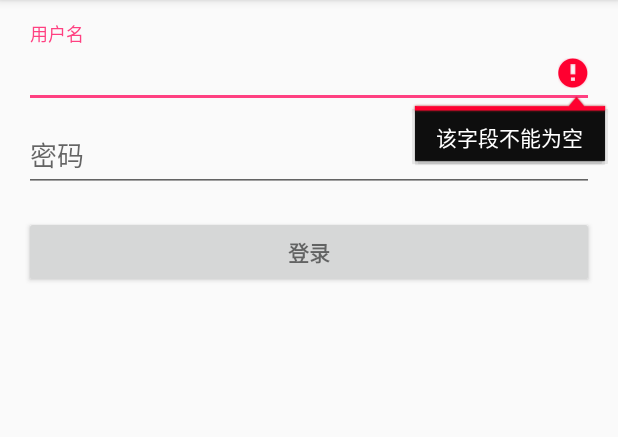
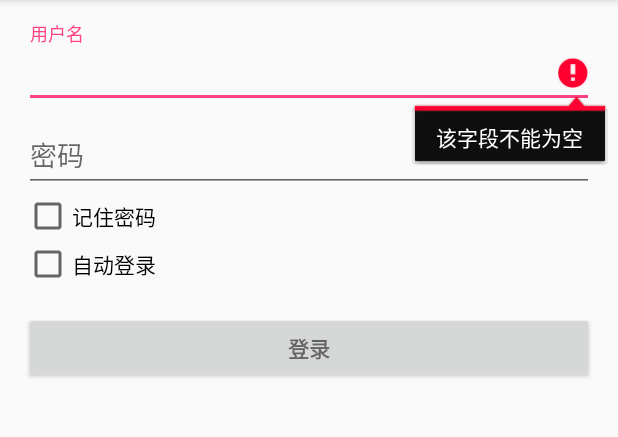
Before and after one commit to tiangles/storm, an Android app: the screen it shows after launch (LoginActivity), after a tap on "登录", on a phone screen of 412 x 824 dp, the part 84-521 px from its top. Run offline under Robolectric (Android 15) with nearby library versions, the phone set to English and light mode, and no system bars; our stand-ins replace ButterKnife; libraries missing offline, so code that uses them is left out: com.uuzuche.lib_zxing; 7 statements that could not run were skipped.

Commit message:
auto login

```diff
--- a/app/src/main/AndroidManifest.xml
+++ b/app/src/main/AndroidManifest.xml
@@ -1,5 +1,6 @@
 <?xml version="1.0" encoding="utf-8"?>
 <manifest xmlns:android="http://schemas.android.com/apk/res/android"
+    xmlns:tools="http://schemas.android.com/tools"
     package="com.tiangles.storm">
 
     <!-- To auto-complete the email text field in the login form with the user's emails -->
@@ -8,6 +9,8 @@
     <uses-permission android:name="android.permission.READ_CONTACTS" />
 
     <application
+        tools:replace = "android:name"
+        android:name="com.tiangles.storm.App"
         android:allowBackup="true"
         android:icon="@mipmap/ic_launcher"
         android:label="@string/app_name"
--- /dev/null
+++ b/app/src/main/java/com/tiangles/storm/App.java
@@ -0,0 +1,32 @@
+package com.tiangles.storm;
+
+import android.app.Application;
+import android.content.Context;
+import android.os.Handler;
+
+import com.uuzuche.lib_zxing.ZApplication;
+
+public class App extends ZApplication {
+
+    private static App instance;
+    private static Handler handler = new Handler();
+
+    @Override
+    public void onCreate() {
+        super.onCreate();
+        instance = this;
+    }
+
+    public static App getInstance() {
+        return instance;
+    }
+
+    public static Context getContext() {
+        return instance.getApplicationContext();
+    }
+
+    public static void runOnUiThread(Runnable runnable) {
+        handler.post(runnable);
+    }
+
+}
--- a/app/src/main/java/com/tiangles/storm/activities/LoginActivity.java
+++ b/app/src/main/java/com/tiangles/storm/activities/LoginActivity.java
@@ -3,45 +3,32 @@ package com.tiangles.storm.activities;
 import android.animation.Animator;
 import android.animation.AnimatorListenerAdapter;
 import android.annotation.TargetApi;
-import android.content.CursorLoader;
-import android.content.pm.PackageManager;
-import android.net.Uri;
-import android.support.annotation.NonNull;
-import android.support.design.widget.Snackbar;
 import android.support.v7.app.AppCompatActivity;
-import android.app.LoaderManager.LoaderCallbacks;
 
-import android.content.Loader;
-import android.database.Cursor;
 import android.os.AsyncTask;
 import android.content.Intent;
 
 import android.os.Build;
 import android.os.Bundle;
-import android.provider.ContactsContract;
 import android.text.TextUtils;
 import android.util.Log;
-import android.view.KeyEvent;
 import android.view.View;
-import android.view.View.OnClickListener;
 import android.view.inputmethod.EditorInfo;
-import android.widget.ArrayAdapter;
-import android.widget.AutoCompleteTextView;
-import android.widget.Button;
+import android.widget.CheckBox;
 import android.widget.EditText;
-import android.widget.TextView;
 
 import com.tiangles.storm.R;
+import com.tiangles.storm.user.User;
 
-import java.util.ArrayList;
-import java.util.List;
-
-import static android.Manifest.permission.READ_CONTACTS;
+import butterknife.BindView;
+import butterknife.ButterKnife;
+import butterknife.OnClick;
+import butterknife.OnEditorAction;
 
 /**
  * A login screen that offers login via username/password.
  */
-public class LoginActivity extends AppCompatActivity implements LoaderCallbacks<Cursor> {
+public class LoginActivity extends AppCompatActivity{
 
     /**
      * Id to identity READ_CONTACTS permission request.
@@ -61,121 +48,75 @@ public class LoginActivity extends AppCompatActivity implements LoaderCallbacks<
     private UserLoginTask mAuthTask = null;
 
     // UI references.
-    private AutoCompleteTextView mUserNameView;
-    private EditText mPasswordView;
-    private View mProgressView;
-    private View mLoginFormView;
+    @BindView(R.id.login_progress) View mProgressView;
+    @BindView(R.id.login_form) View mLoginFormView;
+
+    @BindView(R.id.login_user_name) EditText mUserNameEditor;
+    @BindView(R.id.login_password) EditText mPasswordEditor;
+    @BindView(R.id.login_remember_password) CheckBox mRememberPasswordBox;
+    @BindView(R.id.login_auto_login) CheckBox mAutoLoginBox;
 
     @Override
     protected void onCreate(Bundle savedInstanceState) {
         super.onCreate(savedInstanceState);
         setContentView(R.layout.activity_login);
-        // Set up the login form.
-        mUserNameView = (AutoCompleteTextView) findViewById(R.id.user_name);
-        populateAutoComplete();
+        ButterKnife.bind(this);
 
-        mPasswordView = (EditText) findViewById(R.id.password);
-        mPasswordView.setOnEditorActionListener(new TextView.OnEditorActionListener() {
-            @Override
-            public boolean onEditorAction(TextView textView, int id, KeyEvent keyEvent) {
-                if (id == R.id.login || id == EditorInfo.IME_NULL) {
-                    attemptLogin();
-                    return true;
-                }
-                return false;
-            }
-        });
-
-        Button signInButton = (Button) findViewById(R.id.email_sign_in_button);
-        signInButton.setOnClickListener(new OnClickListener() {
-            @Override
-            public void onClick(View view) {
-                attemptLogin();
-            }
-        });
-
-        mLoginFormView = findViewById(R.id.login_form);
-        mProgressView = findViewById(R.id.login_progress);
+        User user = User.loadUserInfo();
+        mUserNameEditor.setText(user.mUserName);
+        mPasswordEditor.setText(user.mPassword);
+        mRememberPasswordBox.setChecked(user.mRememberPassowrd);
+        mAutoLoginBox.setChecked(user.mAutoLogin);
+        if(user.mAutoLogin){
+            attemptLogin();
+        }
     }
 
-    private void populateAutoComplete() {
-        if (!mayRequestContacts()) {
-            return;
-        }
-
-        getLoaderManager().initLoader(0, null, this);
+    @OnClick(R.id.login_sign_in_button)
+    public void onSignIn(){
+        attemptLogin();
     }
 
-    private boolean mayRequestContacts() {
-        if (Build.VERSION.SDK_INT < Build.VERSION_CODES.M) {
+    @OnEditorAction(R.id.login_password)
+    public boolean onEditorAction(int id){
+        if (id == R.id.login_password_action || id == EditorInfo.IME_NULL) {
+            attemptLogin();
             return true;
-        }
-        if (checkSelfPermission(READ_CONTACTS) == PackageManager.PERMISSION_GRANTED) {
-            return true;
-        }
-        if (shouldShowRequestPermissionRationale(READ_CONTACTS)) {
-            Snackbar.make(mUserNameView, R.string.permission_rationale, Snackbar.LENGTH_INDEFINITE)
-                    .setAction(android.R.string.ok, new View.OnClickListener() {
-                        @Override
-                        @TargetApi(Build.VERSION_CODES.M)
-                        public void onClick(View v) {
-                            requestPermissions(new String[]{READ_CONTACTS}, REQUEST_READ_CONTACTS);
-                        }
-                    });
-        } else {
-            requestPermissions(new String[]{READ_CONTACTS}, REQUEST_READ_CONTACTS);
         }
         return false;
     }
 
-    /**
-     * Callback received when a permissions request has been completed.
-     */
-    @Override
-    public void onRequestPermissionsResult(int requestCode, @NonNull String[] permissions,
-                                           @NonNull int[] grantResults) {
-        if (requestCode == REQUEST_READ_CONTACTS) {
-            if (grantResults.length == 1 && grantResults[0] == PackageManager.PERMISSION_GRANTED) {
-                populateAutoComplete();
-            }
-        }
-    }
-
-
-    /**
-     * Attempts to sign in,
-     */
     private void attemptLogin() {
         if (mAuthTask != null) {
             return;
         }
 
         // Reset errors.
-        mUserNameView.setError(null);
-        mPasswordView.setError(null);
+        mUserNameEditor.setError(null);
+        mPasswordEditor.setError(null);
 
         // Store values at the time of the login attempt.
-        String signInUserName = mUserNameView.getText().toString();
-        String password = mPasswordView.getText().toString();
+        String signInUserName = mUserNameEditor.getText().toString();
+        String password = mPasswordEditor.getText().toString();
 
         boolean cancel = false;
         View focusView = null;
 
         // Check for a valid password, if the user entered one.
         if (!TextUtils.isEmpty(password) && !isPasswordValid(password)) {
-            mPasswordView.setError(getString(R.string.error_invalid_password));
-            focusView = mPasswordView;
+            mPasswordEditor.setError(getString(R.string.error_invalid_password));
+            focusView = mPasswordEditor;
             cancel = true;
         }
 
         // Check for a valid user name.
         if (TextUtils.isEmpty(signInUserName)) {
-            mUserNameView.setError(getString(R.string.error_field_required));
-            focusView = mUserNameView;
+            mUserNameEditor.setError(getString(R.string.error_field_required));
+            focusView = mUserNameEditor;
             cancel = true;
         } else if (!isUserNameValid(signInUserName)) {
-            mUserNameView.setError(getString(R.string.error_invalid_user_name));
-            focusView = mUserNameView;
+            mUserNameEditor.setError(getString(R.string.error_invalid_user_name));
+            focusView = mUserNameEditor;
             cancel = true;
         }
 
@@ -186,6 +127,11 @@ public class LoginActivity extends AppCompatActivity implements LoaderCallbacks<
         } else {
             // Show a progress spinner, and kick off a background task to
             // perform the user login attempt.
+            User.saveUserInfo(signInUserName,
+                    password,
+                    mRememberPasswordBox.isChecked(),
+                    mAutoLoginBox.isChecked());
+
             showProgress(true);
             mAuthTask = new UserLoginTask(signInUserName, password);
             mAuthTask.execute((Void) null);
@@ -236,60 +182,6 @@ public class LoginActivity extends AppCompatActivity implements LoaderCallbacks<
         }
     }
 
-    @Override
-    public Loader<Cursor> onCreateLoader(int i, Bundle bundle) {
-        return new CursorLoader(this,
-                // Retrieve data rows for the device user's 'profile' contact.
-                Uri.withAppendedPath(ContactsContract.Profile.CONTENT_URI,
-                        ContactsContract.Contacts.Data.CONTENT_DIRECTORY), ProfileQuery.PROJECTION,
-
-                // Select only email addresses.
-                ContactsContract.Contacts.Data.MIMETYPE +
-                        " = ?", new String[]{ContactsContract.CommonDataKinds.Email
-                .CONTENT_ITEM_TYPE},
-
-                // Show primary email addresses first. Note that there won't be
-                // a primary email address if the user hasn't specified one.
-                ContactsContract.Contacts.Data.IS_PRIMARY + " DESC");
-    }
-
-    @Override
-    public void onLoadFinished(Loader<Cursor> cursorLoader, Cursor cursor) {
-        List<String> userNames = new ArrayList<>();
-        cursor.moveToFirst();
-        while (!cursor.isAfterLast()) {
-            userNames.add(cursor.getString(ProfileQuery.ADDRESS));
-            cursor.moveToNext();
-        }
-
-        addUserNamesToAutoComplete(userNames);
-    }
-
-    @Override
-    public void onLoaderReset(Loader<Cursor> cursorLoader) {
-
-    }
-
-    private void addUserNamesToAutoComplete(List<String> userNameCollection) {
-        //Create adapter to tell the AutoCompleteTextView what to show in its dropdown list.
-        ArrayAdapter<String> adapter =
-                new ArrayAdapter<>(LoginActivity.this,
-                        android.R.layout.simple_dropdown_item_1line, userNameCollection);
-
-        mUserNameView.setAdapter(adapter);
-    }
-
-
-    private interface ProfileQuery {
-        String[] PROJECTION = {
-                ContactsContract.CommonDataKinds.Email.ADDRESS,
-                ContactsContract.CommonDataKinds.Email.IS_PRIMARY,
-        };
-
-        int ADDRESS = 0;
-        int IS_PRIMARY = 1;
-    }
-
     /**
      * Represents an asynchronous login/registration task used to authenticate
      * the user.
@@ -325,8 +217,8 @@ public class LoginActivity extends AppCompatActivity implements LoaderCallbacks<
             if (success) {
                 switchToMain();
             } else {
-                mPasswordView.setError(getString(R.string.error_incorrect_password));
-                mPasswordView.requestFocus();
+                mPasswordEditor.setError(getString(R.string.error_incorrect_password));
+                mPasswordEditor.requestFocus();
             }
         }
 
@@ -341,6 +233,7 @@ public class LoginActivity extends AppCompatActivity implements LoaderCallbacks<
         Intent intent = new Intent(this, MainActivity.class);
         startActivity(intent);
     }
+
     @Override
     protected void onActivityResult(int requestCode, int resultCode, Intent data) {
         super.onActivityResult(requestCode, resultCode, data);
--- /dev/null
+++ b/app/src/main/java/com/tiangles/storm/preference/PreferenceEngine.java
@@ -0,0 +1,69 @@
+package com.tiangles.storm.preference;
+
+import android.content.SharedPreferences;
+import android.preference.PreferenceManager;
+
+import com.tiangles.storm.App;
+
+public class PreferenceEngine {
+    private final String KEY_CURRENT_USER_NAME = "key_current_user_name";
+    private final String KEY_CURRENT_USER_PASSWORD = "key_current_user_password";
+    private final String KEY_AUTO_LOGIN = "key_auto_login";
+    private final String KEY_REMEMBER_PASSWORD = "key_remember_password";
+
+    private static PreferenceEngine mInstance;
+    private SharedPreferences mDefaultSharedPreference;
+
+    public static PreferenceEngine getInstance() {
+        if(mInstance == null) {
+            mInstance = new PreferenceEngine();
+        }
+        return mInstance;
+    }
+
+    private PreferenceEngine() {
+    }
+
+    private SharedPreferences getDefaultPreference() {
+        if(mDefaultSharedPreference == null) {
+            mDefaultSharedPreference = PreferenceManager.getDefaultSharedPreferences(App.getContext());
+        }
+        return mDefaultSharedPreference;
+    }
+
+    public void clear() {
+        getDefaultPreference().edit().clear().commit();
+    }
+
+    public void setUserName(String userName) {
+        getDefaultPreference().edit().putString(KEY_CURRENT_USER_NAME, userName).commit();
+    }
+
+    public String getUserName() {
+        return getDefaultPreference().getString(KEY_CURRENT_USER_NAME, "");
+    }
+
+    public void setUserPassword(String password) {
+        getDefaultPreference().edit().putString(KEY_CURRENT_USER_PASSWORD, password).commit();
+    }
+
+    public String getUserPassword() {
+        return getDefaultPreference().getString(KEY_CURRENT_USER_PASSWORD, "");
+    }
+
+    public void setAutoLogin(boolean autoLogin) {
+        getDefaultPreference().edit().putBoolean(KEY_AUTO_LOGIN, autoLogin).commit();
+    }
+
+    public boolean getAutoLogin() {
+        return getDefaultPreference().getBoolean(KEY_AUTO_LOGIN, false);
+    }
+
+    public void setRememberPassword(boolean autoLogin) {
+        getDefaultPreference().edit().putBoolean(KEY_REMEMBER_PASSWORD, autoLogin).commit();
+    }
+
+    public boolean getRememberPassword() {
+        return getDefaultPreference().getBoolean(KEY_REMEMBER_PASSWORD, false);
+    }
+}
--- /dev/null
+++ b/app/src/main/java/com/tiangles/storm/user/User.java
@@ -0,0 +1,46 @@
+package com.tiangles.storm.user;
+
+import com.tiangles.storm.App;
+import com.tiangles.storm.preference.PreferenceEngine;
+
+public class User {
+    public String mUserName;
+    public String mPassword;
+    public boolean mRememberPassowrd;
+    public boolean mAutoLogin;
+
+    private User(String userName,
+                 String password,
+                 boolean rememberPassword,
+                 boolean autoLogin){
+        mUserName = userName;
+        mPassword = password;
+        mRememberPassowrd = rememberPassword;
+        mAutoLogin = autoLogin;
+    }
+
+    public static void saveUserInfo(String userName,
+                                    String password,
+                                    boolean rememberPassword,
+                                    boolean autoLogin){
+        PreferenceEngine engine = PreferenceEngine.getInstance();
+        engine.setAutoLogin(autoLogin);
+        engine.setRememberPassword(rememberPassword);
+        if(rememberPassword){
+            engine.setUserPassword(password);
+        } else {
+            engine.setUserPassword("");
+        }
+        engine.setUserName(userName);
+    }
+
+    public static User loadUserInfo(){
+        PreferenceEngine engine = PreferenceEngine.getInstance();
+        return new User(engine.getUserName(),
+                engine.getUserPassword(),
+                engine.getRememberPassword(),
+                engine.getAutoLogin());
+    }
+
+
+}
--- a/app/src/main/res/layout/activity_login.xml
+++ b/app/src/main/res/layout/activity_login.xml
@@ -25,7 +25,7 @@
         android:layout_height="match_parent">
 
         <LinearLayout
-            android:id="@+id/email_login_form"
+            android:id="@+id/login_login_form"
             android:layout_width="match_parent"
             android:layout_height="wrap_content"
             android:orientation="vertical">
@@ -33,38 +33,45 @@
             <android.support.design.widget.TextInputLayout
                 android:layout_width="match_parent"
                 android:layout_height="wrap_content">
-
-                <AutoCompleteTextView
-                    android:id="@+id/user_name"
+                <EditText
+                    android:id="@+id/login_user_name"
                     android:layout_width="match_parent"
                     android:layout_height="wrap_content"
                     android:hint="@string/prompt_user_name"
-                    android:inputType="textEmailAddress"
-                    android:maxLines="1"
-                    android:singleLine="true" />
-
+                    android:inputType="text"
+                    android:imeOptions="actionNext"
+                    android:maxLines="1"/>
             </android.support.design.widget.TextInputLayout>
 
             <android.support.design.widget.TextInputLayout
                 android:layout_width="match_parent"
                 android:layout_height="wrap_content">
-
                 <EditText
-                    android:id="@+id/password"
+                    android:id="@+id/login_password"
                     android:layout_width="match_parent"
                     android:layout_height="wrap_content"
                     android:hint="@string/prompt_password"
-                    android:imeActionId="@+id/login"
+                    android:imeActionId="@+id/login_password_action"
                     android:imeActionLabel="@string/action_sign_in_short"
-                    android:imeOptions="actionUnspecified"
+                    android:imeOptions="actionGo"
                     android:inputType="textPassword"
-                    android:maxLines="1"
-                    android:singleLine="true" />
+                    android:maxLines="1"/>
 
             </android.support.design.widget.TextInputLayout>
 
+            <CheckBox
+                android:id="@+id/login_remember_password"
+                android:layout_width="wrap_content"
+                android:layout_height="wrap_content"
+                android:text="@string/remember_password" />
+            <CheckBox
+                android:id="@+id/login_auto_login"
+                android:layout_width="wrap_content"
+                android:layout_height="wrap_content"
+                android:text="@string/auto_login" />
+
             <Button
-                android:id="@+id/email_sign_in_button"
+                android:id="@+id/login_sign_in_button"
                 style="?android:textAppearanceSmall"
                 android:layout_width="match_parent"
                 android:layout_height="wrap_content"
--- a/app/src/main/res/values/strings.xml
+++ b/app/src/main/res/values/strings.xml
@@ -12,4 +12,6 @@
     <string name="error_field_required">该字段不能为空</string>
     <string name="permission_rationale">用户名或密码无效</string>
     <string name="title_activity_capture">CaptureActivity</string>
+    <string name="remember_password">记住密码</string>
+    <string name="auto_login">自动登录</string>
 </resources>
```
